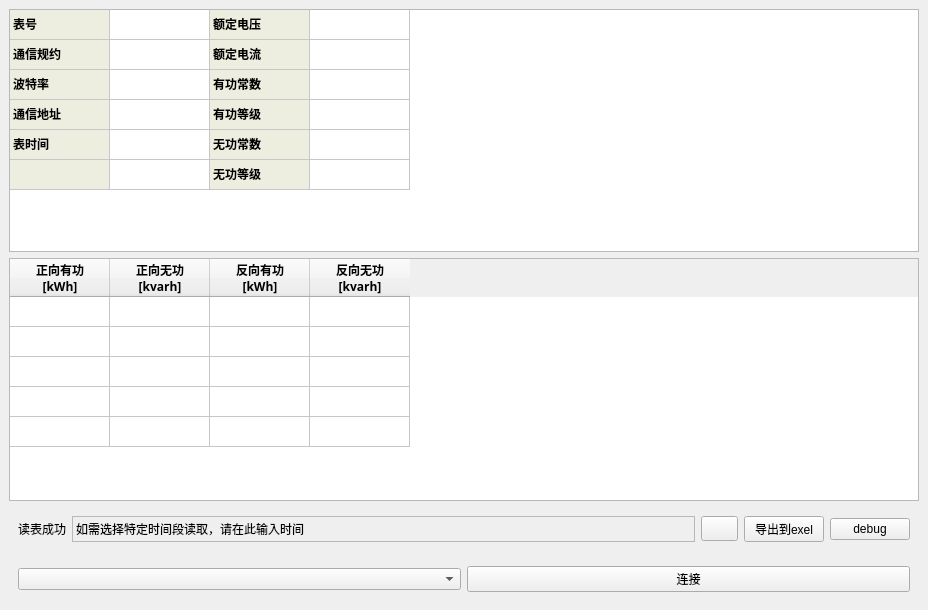
Old version of the form bysx/mainwindow.ui in the repository sgh579/bysx.
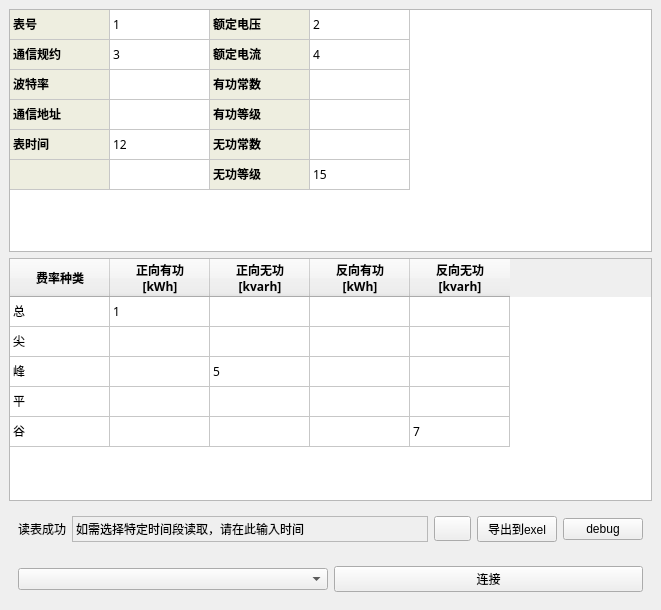
New version of the form. Icons and pictures are not drawn.

Diff of the .ui file:
```diff
--- a/bysx/mainwindow.ui
+++ b/bysx/mainwindow.ui
@@ -6,10 +6,22 @@
    <rect>
     <x>0</x>
     <y>0</y>
-    <width>928</width>
+    <width>661</width>
     <height>610</height>
    </rect>
   </property>
+  <property name="sizePolicy">
+   <sizepolicy hsizetype="Preferred" vsizetype="Preferred">
+    <horstretch>0</horstretch>
+    <verstretch>0</verstretch>
+   </sizepolicy>
+  </property>
+  <property name="maximumSize">
+   <size>
+    <width>16777215</width>
+    <height>16777215</height>
+   </size>
+  </property>
   <property name="windowTitle">
    <string>MainWindow</string>
   </property>
@@ -20,18 +32,30 @@
   <widget class="QWidget" name="centralwidget">
    <layout class="QVBoxLayout" name="verticalLayout">
     <item>
-     <widget class="QTableWidget" name="tableWidget_2">
+     <widget class="QTableWidget" name="tableWidget">
       <property name="sizePolicy">
-       <sizepolicy hsizetype="Expanding" vsizetype="Expanding">
+       <sizepolicy hsizetype="Preferred" vsizetype="Expanding">
         <horstretch>0</horstretch>
         <verstretch>0</verstretch>
        </sizepolicy>
       </property>
+      <property name="maximumSize">
+       <size>
+        <width>16777215</width>
+        <height>16777215</height>
+       </size>
+      </property>
       <property name="font">
        <font>
         <family>楷体</family>
        </font>
       </property>
+      <property name="verticalScrollBarPolicy">
+       <enum>Qt::ScrollBarAlwaysOff</enum>
+      </property>
+      <property name="horizontalScrollBarPolicy">
+       <enum>Qt::ScrollBarAlwaysOff</enum>
+      </property>
       <attribute name="horizontalHeaderVisible">
        <bool>false</bool>
       </attribute>
@@ -117,6 +141,11 @@
         </brush>
        </property>
       </item>
+      <item row="0" column="1">
+       <property name="text">
+        <string>1</string>
+       </property>
+      </item>
       <item row="0" column="2">
        <property name="text">
         <string>额定电压</string>
@@ -137,6 +166,11 @@
         </brush>
        </property>
       </item>
+      <item row="0" column="3">
+       <property name="text">
+        <string>2</string>
+       </property>
+      </item>
       <item row="1" column="0">
        <property name="text">
         <string>通信规约</string>
@@ -157,6 +191,11 @@
         </brush>
        </property>
       </item>
+      <item row="1" column="1">
+       <property name="text">
+        <string>3</string>
+       </property>
+      </item>
       <item row="1" column="2">
        <property name="text">
         <string>额定电流</string>
@@ -177,6 +216,11 @@
         </brush>
        </property>
       </item>
+      <item row="1" column="3">
+       <property name="text">
+        <string>4</string>
+       </property>
+      </item>
       <item row="2" column="0">
        <property name="text">
         <string>波特率</string>
@@ -197,6 +241,11 @@
         </brush>
        </property>
       </item>
+      <item row="2" column="1">
+       <property name="text">
+        <string/>
+       </property>
+      </item>
       <item row="2" column="2">
        <property name="text">
         <string>有功常数</string>
@@ -277,6 +326,11 @@
         </brush>
        </property>
       </item>
+      <item row="4" column="1">
+       <property name="text">
+        <string>12</string>
+       </property>
+      </item>
       <item row="4" column="2">
        <property name="text">
         <string>无功常数</string>
@@ -297,6 +351,11 @@
         </brush>
        </property>
       </item>
+      <item row="4" column="3">
+       <property name="text">
+        <string/>
+       </property>
+      </item>
       <item row="5" column="0">
        <property name="text">
         <string/>
@@ -337,12 +396,17 @@
         </brush>
        </property>
       </item>
+      <item row="5" column="3">
+       <property name="text">
+        <string>15</string>
+       </property>
+      </item>
      </widget>
     </item>
     <item>
-     <widget class="QTableWidget" name="tableWidget">
+     <widget class="QTableWidget" name="tableWidget_2">
       <property name="sizePolicy">
-       <sizepolicy hsizetype="Expanding" vsizetype="Expanding">
+       <sizepolicy hsizetype="Preferred" vsizetype="Expanding">
         <horstretch>0</horstretch>
         <verstretch>0</verstretch>
        </sizepolicy>
@@ -362,10 +426,10 @@
        <number>1</number>
       </property>
       <property name="verticalScrollBarPolicy">
-       <enum>Qt::ScrollBarAsNeeded</enum>
+       <enum>Qt::ScrollBarAlwaysOff</enum>
       </property>
       <property name="horizontalScrollBarPolicy">
-       <enum>Qt::ScrollBarAsNeeded</enum>
+       <enum>Qt::ScrollBarAlwaysOff</enum>
       </property>
       <property name="sizeAdjustPolicy">
        <enum>QAbstractScrollArea::AdjustIgnored</enum>
@@ -402,122 +466,174 @@
       </attribute>
       <row>
        <property name="text">
+        <string/>
+       </property>
+       <property name="font">
+        <font>
+         <family>宋体</family>
+         <weight>75</weight>
+         <bold>true</bold>
+        </font>
+       </property>
+      </row>
+      <row>
+       <property name="text">
+        <string/>
+       </property>
+       <property name="font">
+        <font>
+         <family>宋体</family>
+         <weight>75</weight>
+         <bold>true</bold>
+        </font>
+       </property>
+      </row>
+      <row>
+       <property name="text">
+        <string/>
+       </property>
+       <property name="font">
+        <font>
+         <family>宋体</family>
+         <weight>75</weight>
+         <bold>true</bold>
+        </font>
+       </property>
+      </row>
+      <row>
+       <property name="text">
+        <string/>
+       </property>
+       <property name="font">
+        <font>
+         <family>宋体</family>
+         <weight>75</weight>
+         <bold>true</bold>
+        </font>
+       </property>
+      </row>
+      <row>
+       <property name="text">
+        <string/>
+       </property>
+       <property name="font">
+        <font>
+         <family>宋体</family>
+         <weight>75</weight>
+         <bold>true</bold>
+        </font>
+       </property>
+      </row>
+      <column>
+       <property name="text">
+        <string>费率种类</string>
+       </property>
+       <property name="font">
+        <font>
+         <family>微软雅黑</family>
+         <weight>75</weight>
+         <bold>true</bold>
+        </font>
+       </property>
+      </column>
+      <column>
+       <property name="text">
+        <string>正向有功
+[kWh]</string>
+       </property>
+       <property name="font">
+        <font>
+         <family>微软雅黑</family>
+         <weight>75</weight>
+         <bold>true</bold>
+        </font>
+       </property>
+      </column>
+      <column>
+       <property name="text">
+        <string>正向无功
+[kvarh]</string>
+       </property>
+       <property name="font">
+        <font>
+         <family>微软雅黑</family>
+         <weight>75</weight>
+         <bold>true</bold>
+        </font>
+       </property>
+      </column>
+      <column>
+       <property name="text">
+        <string>反向有功
+[kWh]</string>
+       </property>
+       <property name="font">
+        <font>
+         <family>微软雅黑</family>
+         <weight>75</weight>
+         <bold>true</bold>
+        </font>
+       </property>
+      </column>
+      <column>
+       <property name="text">
+        <string>反向无功
+[kvarh]</string>
+       </property>
+       <property name="font">
+        <font>
+         <family>微软雅黑</family>
+         <weight>75</weight>
+         <bold>true</bold>
+        </font>
+       </property>
+      </column>
+      <item row="0" column="0">
+       <property name="text">
         <string>总</string>
        </property>
-       <property name="font">
-        <font>
-         <family>宋体</family>
-         <weight>75</weight>
-         <bold>true</bold>
-        </font>
+      </item>
+      <item row="0" column="1">
+       <property name="text">
+        <string>1</string>
        </property>
-      </row>
-      <row>
+      </item>
+      <item row="1" column="0">
        <property name="text">
         <string>尖</string>
        </property>
-       <property name="font">
-        <font>
-         <family>宋体</family>
-         <weight>75</weight>
-         <bold>true</bold>
-        </font>
-       </property>
-      </row>
-      <row>
+      </item>
+      <item row="2" column="0">
        <property name="text">
         <string>峰</string>
        </property>
-       <property name="font">
-        <font>
-         <family>宋体</family>
-         <weight>75</weight>
-         <bold>true</bold>
-        </font>
+      </item>
+      <item row="2" column="2">
+       <property name="text">
+        <string>5</string>
        </property>
-      </row>
-      <row>
+      </item>
+      <item row="3" column="0">
        <property name="text">
         <string>平</string>
        </property>
-       <property name="font">
-        <font>
-         <family>宋体</family>
-         <weight>75</weight>
-         <bold>true</bold>
-        </font>
-       </property>
-      </row>
-      <row>
+      </item>
+      <item row="4" column="0">
        <property name="text">
         <string>谷</string>
        </property>
-       <property name="font">
-        <font>
-         <family>宋体</family>
-         <weight>75</weight>
-         <bold>true</bold>
-        </font>
-       </property>
-      </row>
-      <column>
+      </item>
+      <item row="4" column="4">
        <property name="text">
-        <string>正向有功
-[kWh]</string>
+        <string>7</string>
        </property>
-       <property name="font">
-        <font>
-         <family>微软雅黑</family>
-         <weight>75</weight>
-         <bold>true</bold>
-        </font>
-       </property>
-      </column>
-      <column>
-       <property name="text">
-        <string>正向无功
-[kvarh]</string>
-       </property>
-       <property name="font">
-        <font>
-         <family>微软雅黑</family>
-         <weight>75</weight>
-         <bold>true</bold>
-        </font>
-       </property>
-      </column>
-      <column>
-       <property name="text">
-        <string>反向有功
-[kWh]</string>
-       </property>
-       <property name="font">
-        <font>
-         <family>微软雅黑</family>
-         <weight>75</weight>
-         <bold>true</bold>
-        </font>
-       </property>
-      </column>
-      <column>
-       <property name="text">
-        <string>反向无功
-[kvarh]</string>
-       </property>
-       <property name="font">
-        <font>
-         <family>微软雅黑</family>
-         <weight>75</weight>
-         <bold>true</bold>
-        </font>
-       </property>
-      </column>
+      </item>
      </widget>
     </item>
     <item>
      <widget class="QWidget" name="widget" native="true">
       <property name="sizePolicy">
-       <sizepolicy hsizetype="Preferred" vsizetype="Preferred">
+       <sizepolicy hsizetype="Preferred" vsizetype="Minimum">
         <horstretch>0</horstretch>
         <verstretch>0</verstretch>
        </sizepolicy>
@@ -608,6 +724,12 @@
     </item>
     <item>
      <widget class="QWidget" name="widget_2" native="true">
+      <property name="sizePolicy">
+       <sizepolicy hsizetype="Preferred" vsizetype="Minimum">
+        <horstretch>0</horstretch>
+        <verstretch>0</verstretch>
+       </sizepolicy>
+      </property>
       <layout class="QHBoxLayout" name="horizontalLayout_2">
        <item>
         <widget class="QComboBox" name="serialPort_comboBox"/>
```
Left out of the diff: 18 changed lines with no effect on the pictures.
